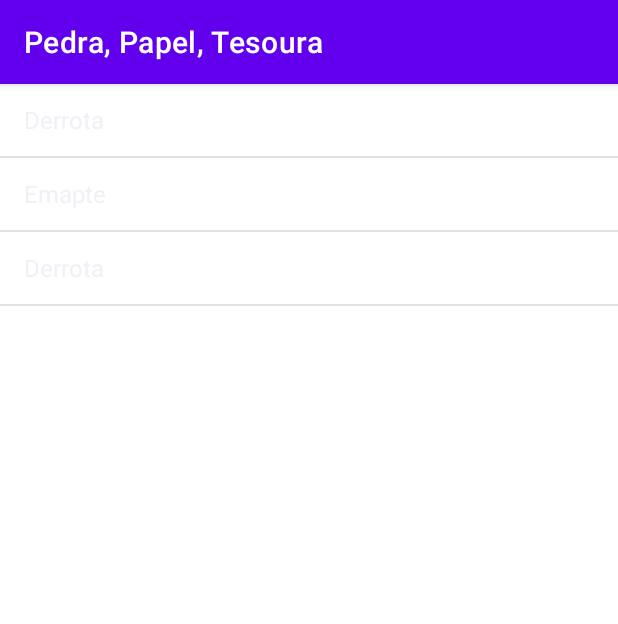
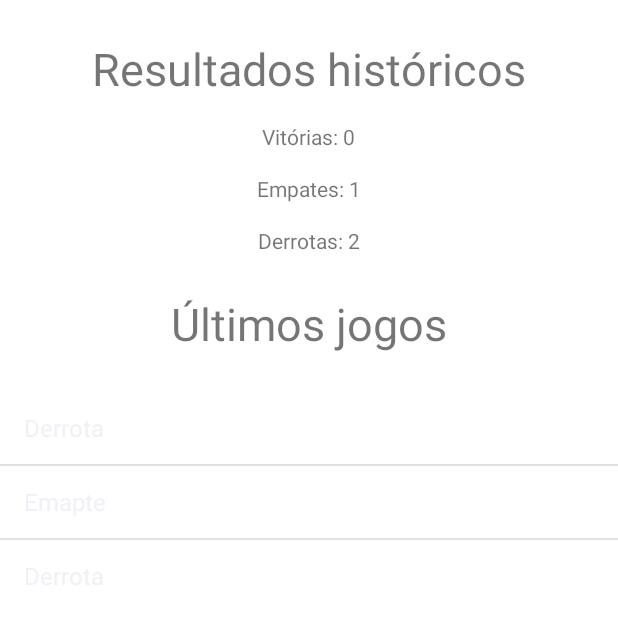
Before and after one commit to DiegoTeixeira7/PedraPapelTesoura, an Android app: the screen it shows after launch (HistoricoActivity), after a tap on an icon or button, on a phone screen of 412 x 824 dp. Shown: the top 624 px of the screen. Run offline under Robolectric (Android 15) with nearby library versions, the phone set to English and light mode, and no system bars.

Commit message:
adicionado resultado  históricos

```diff
--- a/app/src/main/java/com/example/pedrapapeltesoura/HistoricoActivity.java
+++ b/app/src/main/java/com/example/pedrapapeltesoura/HistoricoActivity.java
@@ -3,6 +3,7 @@ package com.example.pedrapapeltesoura;
 import android.os.Bundle;
 import android.widget.ArrayAdapter;
 import android.widget.ListView;
+import android.widget.TextView;
 
 import androidx.appcompat.app.AppCompatActivity;
 
@@ -12,6 +13,15 @@ public class HistoricoActivity extends AppCompatActivity {
     protected void onCreate(Bundle savedInstanceState) {
         super.onCreate(savedInstanceState);
         setContentView(R.layout.activity_historico);
+        getSupportActionBar().hide();
+
+        TextView txtVitorias = findViewById(R.id.txt_vitorias);
+        TextView txtDerrotas = findViewById(R.id.txt_derrotas);
+        TextView txtEmpates = findViewById(R.id.txt_empates);
+
+        txtVitorias.setText(MainActivity.vitorias+"");
+        txtDerrotas.setText(MainActivity.derrotas+"");
+        txtEmpates.setText(MainActivity.empates+"");
 
         ListView lista = findViewById(R.id.listView);
 
--- a/app/src/main/java/com/example/pedrapapeltesoura/MainActivity.java
+++ b/app/src/main/java/com/example/pedrapapeltesoura/MainActivity.java
@@ -3,6 +3,7 @@ package com.example.pedrapapeltesoura;
 import androidx.appcompat.app.AppCompatActivity;
 
 import android.content.Intent;
+import android.content.SharedPreferences;
 import android.os.Bundle;
 import android.view.View;
 import android.widget.Toast;
@@ -14,6 +15,10 @@ public class MainActivity extends AppCompatActivity {
     public static final int PEDRA = 0;
     public static final int PAPEL = 1;
     public static final int TESOURA = 2;
+
+    public static int vitorias = 0;
+    public static int derrotas = 0;
+    public static int empates = 0;
 
     public static final String OPCAO = "opcao";
 
@@ -28,6 +33,8 @@ public class MainActivity extends AppCompatActivity {
         getSupportActionBar().hide();
         intent = new Intent(getBaseContext(), ResultadoActivity.class);
         lista = new ArrayList<>();
+
+        carregarDados();
     }
 
     public static List<String> getListaDeResultados() {
@@ -59,4 +66,11 @@ public class MainActivity extends AppCompatActivity {
         startActivity(intentHistorico);
 
     }
+
+    private void carregarDados()  {
+        SharedPreferences pref = getSharedPreferences("pref", MODE_PRIVATE);
+        vitorias = pref.getInt("vitorias", 0);
+        derrotas = pref.getInt("derrotas", 0);
+        empates = pref.getInt("empates", 0);
+    }
 }
--- a/app/src/main/java/com/example/pedrapapeltesoura/ResultadoActivity.java
+++ b/app/src/main/java/com/example/pedrapapeltesoura/ResultadoActivity.java
@@ -2,6 +2,7 @@ package com.example.pedrapapeltesoura;
 
 import androidx.appcompat.app.AppCompatActivity;
 
+import android.content.SharedPreferences;
 import android.os.Bundle;
 import android.widget.ImageView;
 import android.widget.TextView;
@@ -11,7 +12,6 @@ import java.security.SecureRandom;
 
 
 public class ResultadoActivity extends AppCompatActivity {
-
     @Override
     protected void onCreate(Bundle savedInstanceState) {
         super.onCreate(savedInstanceState);
@@ -56,33 +56,50 @@ public class ResultadoActivity extends AppCompatActivity {
         if(opcaoApp == opcaoUsuario) {
             textView.setText("Empate!");
             MainActivity.getListaDeResultados().add("Emapte");
+            MainActivity.empates++;
         } else {
             if(opcaoUsuario == MainActivity.PAPEL) {
                 if(opcaoApp == MainActivity.PEDRA) {
                     textView.setText("Você ganhou!");
                     MainActivity.getListaDeResultados().add("Vitória");
+                    MainActivity.vitorias++;
                 } else {
                     textView.setText("Você perdeu!");
                     MainActivity.getListaDeResultados().add("Derrota");
+                    MainActivity.derrotas++;
                 }
             } else if(opcaoUsuario == MainActivity.PEDRA) {
                 if (opcaoApp == MainActivity.PAPEL) {
                     textView.setText("Você perdeu!");
                     MainActivity.getListaDeResultados().add("Derrota");
+                    MainActivity.derrotas++;
                 } else {
                     textView.setText("Você ganhou!");
                     MainActivity.getListaDeResultados().add("Vitória");
+                    MainActivity.vitorias++;
                 }
             } else if(opcaoUsuario == MainActivity.TESOURA) {
                 if (opcaoApp == MainActivity.PEDRA) {
                     textView.setText("Você perdeu!");
                     MainActivity.getListaDeResultados().add("Derrota");
+                    MainActivity.derrotas++;
                 } else {
                     textView.setText("Você ganhou!");
                     MainActivity.getListaDeResultados().add("Vitória");
+                    MainActivity.vitorias++;
                 }
             }
         }
+
+        salvarDados();
+    }
+
+    private void salvarDados()  {
+        SharedPreferences.Editor editor = getSharedPreferences("pref", MODE_PRIVATE).edit();
+        editor.putInt("vitorias", MainActivity.vitorias);
+        editor.putInt("derrotas", MainActivity.derrotas);
+        editor.putInt("empates", MainActivity.empates);
+        editor.commit();
     }
 
     @Override
--- a/app/src/main/res/layout/activity_historico.xml
+++ b/app/src/main/res/layout/activity_historico.xml
@@ -6,8 +6,106 @@
     android:layout_height="match_parent"
     tools:context=".HistoricoActivity">
 
-    <ListView
-        android:id="@+id/listView"
+    <LinearLayout
         android:layout_width="match_parent"
-        android:layout_height="match_parent" />
+        android:layout_height="wrap_content"
+        android:layout_marginTop="25dp"
+        android:orientation="vertical">
+
+        <TextView
+            android:layout_width="wrap_content"
+            android:layout_height="wrap_content"
+            android:layout_gravity="center"
+            android:text="Resultados históricos"
+            android:textSize="30sp"
+            />
+
+        <LinearLayout
+            android:layout_width="match_parent"
+            android:layout_height="wrap_content"
+            android:layout_marginTop="15dp"
+            android:baselineAligned="false"
+            android:gravity="center"
+            android:orientation="horizontal">
+
+            <TextView
+                android:layout_width="wrap_content"
+                android:layout_height="wrap_content"
+                android:layout_gravity="center_horizontal"
+                android:text="Vitórias: "
+                />
+
+            <TextView
+                android:id="@+id/txt_vitorias"
+                android:layout_width="wrap_content"
+                android:layout_height="wrap_content"
+                android:layout_gravity="center_horizontal"
+                android:text="0"
+                />
+        </LinearLayout>
+
+        <LinearLayout
+            android:layout_width="match_parent"
+            android:layout_height="wrap_content"
+            android:layout_marginTop="15dp"
+            android:baselineAligned="false"
+            android:gravity="center"
+            android:orientation="horizontal">
+
+            <TextView
+                android:layout_width="wrap_content"
+                android:layout_height="wrap_content"
+                android:layout_gravity="center_horizontal"
+                android:text="Empates: "
+                />
+
+            <TextView
+                android:id="@+id/txt_empates"
+                android:layout_width="wrap_content"
+                android:layout_height="wrap_content"
+                android:layout_gravity="center_horizontal"
+                android:text="0"
+                />
+        </LinearLayout>
+
+        <LinearLayout
+            android:layout_width="match_parent"
+            android:layout_height="wrap_content"
+            android:layout_marginTop="15dp"
+            android:baselineAligned="false"
+            android:gravity="center"
+            android:orientation="horizontal">
+
+            <TextView
+                android:layout_width="wrap_content"
+                android:layout_height="wrap_content"
+                android:layout_gravity="center_horizontal"
+                android:text="Derrotas: "
+                />
+
+            <TextView
+                android:id="@+id/txt_derrotas"
+                android:layout_width="wrap_content"
+                android:layout_height="wrap_content"
+                android:layout_gravity="center_horizontal"
+                android:text="0"
+                />
+        </LinearLayout>
+
+
+        <TextView
+            android:layout_width="wrap_content"
+            android:layout_height="wrap_content"
+            android:layout_gravity="center"
+            android:layout_marginTop="25dp"
+            android:text="Últimos jogos"
+            android:textSize="30sp"
+            />
+
+        <ListView
+            android:id="@+id/listView"
+            android:layout_marginTop="25dp"
+            android:layout_width="match_parent"
+            android:layout_height="match_parent" />
+    </LinearLayout>
 </RelativeLayout>
```
